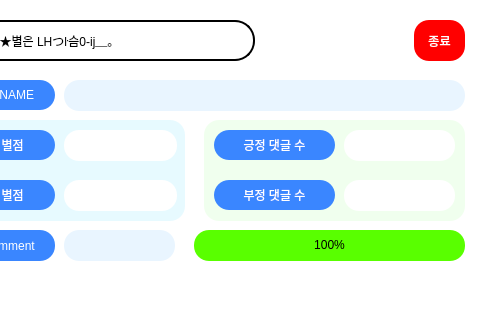
The window that content.ui (loisRK/gp_team) describes before a commit, drawn with Qt 5; both pictures show x 356 to 836 and y 0 to 320 of the 836 by 838 pixel window.
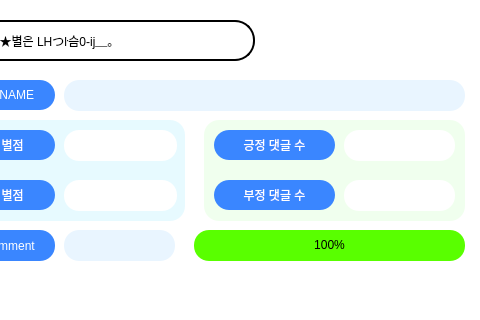
The same window after the commit.

Commit message: 최신 update

Diff of the .ui file:
```diff
--- a/content.ui
+++ b/content.ui
@@ -702,27 +702,6 @@
     <set>Qt::AlignCenter</set>
    </property>
   </widget>
-  <widget class="QPushButton" name="pushButton_3">
-   <property name="geometry">
-    <rect>
-     <x>770</x>
-     <y>20</y>
-     <width>51</width>
-     <height>41</height>
-    </rect>
-   </property>
-   <property name="styleSheet">
-    <string notr="true">
-font: 10pt &quot;Consolas&quot;;
-font: 75 9pt &quot;나눔고딕 ExtraBold&quot;;
-color: white;
-	background-color: rgb(255, 0, 0);
-	border-radius: 15px;</string>
-   </property>
-   <property name="text">
-    <string>종료</string>
-   </property>
-  </widget>
  </widget>
  <resources/>
  <connections/>
```
